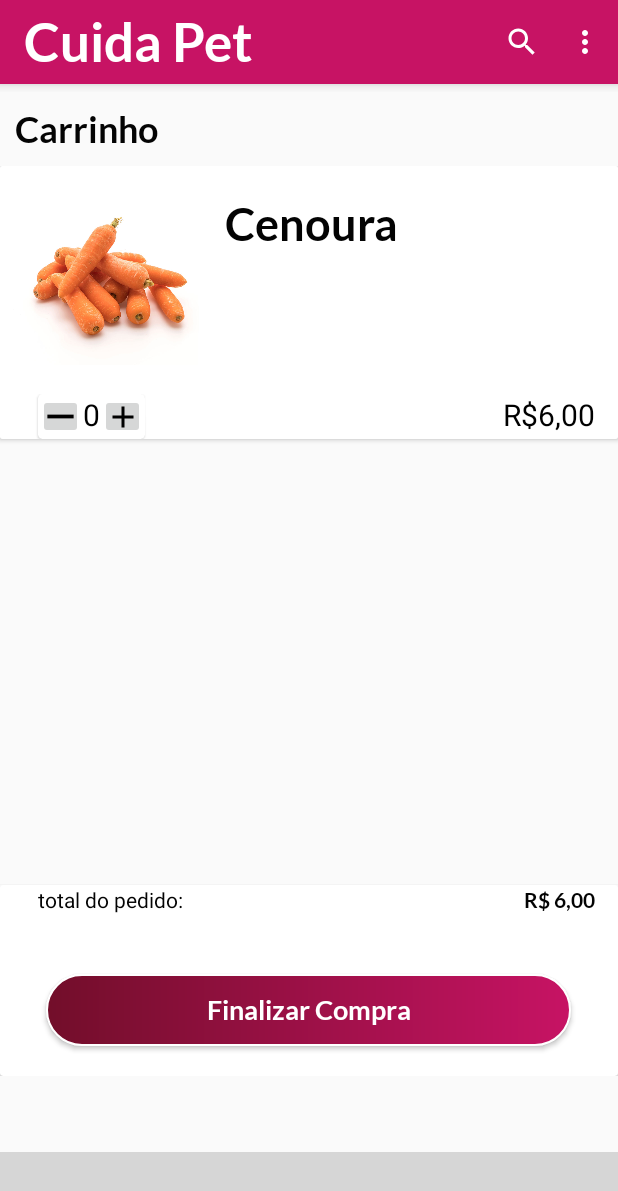
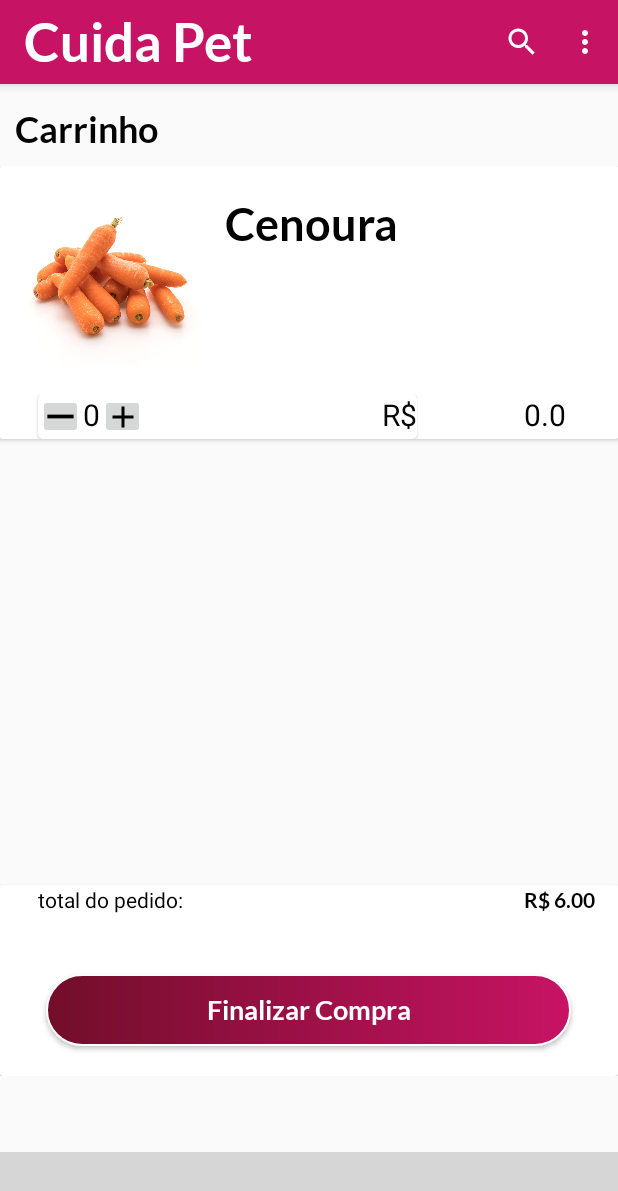
Before and after one commit to volk-infinity/organ-blue, an Android app: the fragment ShopCarFragment placed in its activity, after a tap on an icon or button, on a phone screen of 412 x 824 dp. Shown: the top 1191 px of the screen. Run offline under Robolectric (Android 15) with nearby library versions, the phone set to English and light mode, and no system bars; our stand-ins replace Firebase (no records; nobody signed in at launch, a user with empty details on screens opened directly); libraries missing offline, so code that uses them is left out: com.ittianyu.bottomnavigationviewex, com.miguelcatalan.materialsearchview; plain views replace BottomNavigationViewEx, MaterialSearchView; Roboto replaces fonts that are not available here; 8 statements that could not run were skipped; grey boxes are pictures that could not be loaded.

Commit message:
Criacao da formula de soma e subtracao do carrinho

```diff
--- a/app/src/main/java/com/example/organ/ShopCarFragment.java
+++ b/app/src/main/java/com/example/organ/ShopCarFragment.java
@@ -29,7 +29,7 @@ public class ShopCarFragment extends Fragment {
 
     private Button btnFinalizar;
     private ImageButton somaButton, subtraiButton;
-    private TextView qtdeTextView;
+    private TextView qtdeTextView, subTotalText;
     @Override
     public View onCreateView(LayoutInflater inflater, ViewGroup container,
                              Bundle savedInstanceState) {
@@ -40,6 +40,7 @@ public class ShopCarFragment extends Fragment {
         somaButton = view.findViewById(R.id.somaButton);
         subtraiButton = view.findViewById(R.id.diminuiButton);
         qtdeTextView =  view.findViewById(R.id.qtdeTextView);
+        subTotalText = view.findViewById(R.id.subTotalText);
         btnFinalizar.setOnClickListener(new View.OnClickListener() {
             @Override
             public void onClick(View v) {
@@ -47,29 +48,43 @@ public class ShopCarFragment extends Fragment {
             }
         });
 
+        subtraiButton.setOnClickListener(new View.OnClickListener() {
+            @Override
+            public void onClick(View view) {
+                Double valorUnitario = 6.00;
+                Double subTotal = Double.parseDouble(subTotalText.getText().toString());
+                Integer qtde =  Integer.parseInt(qtdeTextView.getText().toString());
+                qtde -= 1;
+
+                if(qtde>=0){
+                    String subtotal = String.valueOf(subTotal-valorUnitario);
+                    subTotalText.setText(subtotal.toString());
+                    qtdeTextView.setText(qtde.toString());
+                }else{
+                    Toast.makeText(getContext(),"valor já zero",Toast.LENGTH_SHORT).show();
+                }
+            }
+        });
+
         somaButton.setOnClickListener(new View.OnClickListener() {
             @Override
             public void onClick(View view) {
+                Double valorUnitario = 6.00;
+                Double subTotal = Double.parseDouble(subTotalText.getText().toString());
                 Integer qtde =  Integer.parseInt(qtdeTextView.getText().toString());
                 qtde += 1;
-                qtdeTextView.setText(qtde.toString());
-                Toast.makeText(getContext(), qtde.toString(), Toast.LENGTH_SHORT).show();
-            }
-        });
 
-        subtraiButton.setOnClickListener(new View.OnClickListener() {
-            @Override
-            public void onClick(View view) {
-                Integer qtde =  Integer.parseInt(qtdeTextView.getText().toString());
-                qtde -= 1;
-                qtdeTextView.setText(qtde.toString());
-                Toast.makeText(getContext(), qtde.toString(), Toast.LENGTH_SHORT).show();
+                if(qtde>=1){
+                    String subtotal = String.valueOf(qtde * valorUnitario);
+                    subTotalText.setText(subtotal);
+                    qtdeTextView.setText(qtde.toString());
+                }else{
+                    Toast.makeText(getContext(),"valor já zero",Toast.LENGTH_SHORT).show();
+                }
             }
         });
 
         return view;
     }
 
-
-
 }
--- a/app/src/main/res/layout/fragment_shop_car.xml
+++ b/app/src/main/res/layout/fragment_shop_car.xml
@@ -100,19 +100,31 @@
                                 android:layout_height="30dp"
                                 android:src="@drawable/ic_add" />
 
+                            <TextView
+                                android:id="@+id/cifraoText"
+                                android:layout_width="171dp"
+                                android:layout_height="wrap_content"
+                                android:layout_marginLeft="10dp"
+                                android:layout_weight="1"
+                                android:text="R$"
+                                android:textAlignment="viewEnd"
+                                android:textColor="#070707"
+                                android:textSize="20sp" />
+
 
                         </LinearLayout>
                     </androidx.cardview.widget.CardView>
 
                     <TextView
                         android:id="@+id/subTotalText"
-                        android:layout_width="match_parent"
+                        android:layout_width="99dp"
                         android:layout_height="wrap_content"
                         android:layout_marginEnd="15dp"
                         android:gravity="end"
-                        android:text="R$6,00"
+                        android:text="6.00"
                         android:textColor="#000"
                         android:textSize="20sp" />
+
                 </LinearLayout>
             </LinearLayout>
         </androidx.cardview.widget.CardView>
@@ -147,7 +159,7 @@
                         android:id="@+id/totalPedidoTextView"
                         android:layout_width="match_parent"
                         android:layout_height="wrap_content"
-                        android:text="R$ 6,00"
+                        android:text="R$ 6.00"
                         android:fontFamily="@font/lato_bold"
                         android:textColor="@color/colorBlack"
                         android:gravity="end"
```
